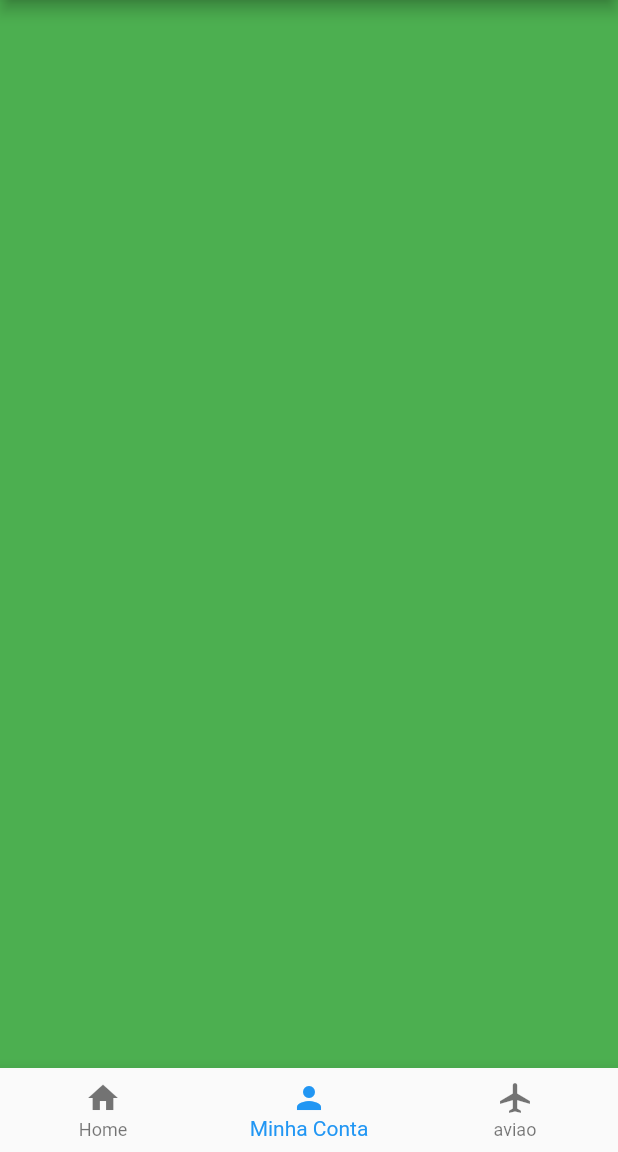
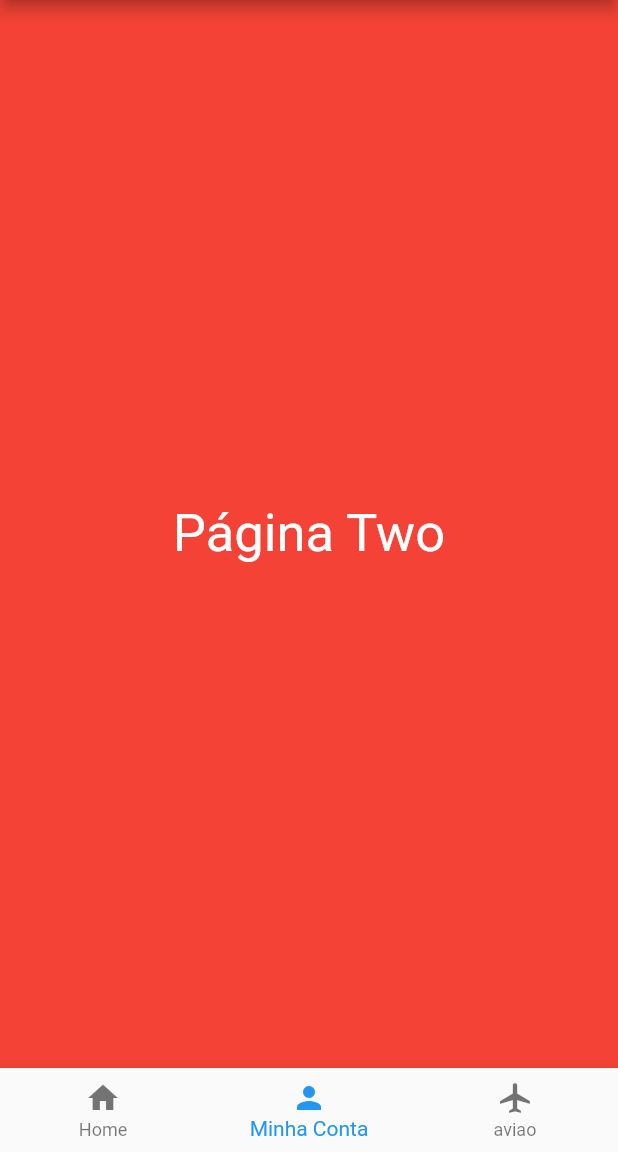
Before and after one commit to LeonardFerrer/Flutter_Study, a Flutter app: the screen it shows after launch, swiped to page 2, on a phone screen of 412 x 824 dp, the part 84-1236 px from its top. Run offline on Flutter 3.47's test engine with Material 2 defaults, Android fonts, the phone set to English and light mode, and no system bars.

Commit message:
componetizando pages

```diff
--- a/conhecendo_widgets/lib/home_page.dart
+++ b/conhecendo_widgets/lib/home_page.dart
@@ -1,4 +1,7 @@
 import 'package:flutter/material.dart';
+import 'package:conhecendo_widgets/pageViews/one_page.dart';
+import 'package:conhecendo_widgets/pageViews/two_page.dart';
+import 'package:conhecendo_widgets/pageViews/tree_page.dart';
 
 class HomePage extends StatefulWidget {
   const HomePage({Key? key, required this.title}) : super(key: key);
@@ -24,44 +27,13 @@ class _HomePageState extends State<HomePage> {
         onPageChanged: (index) => {
           setState(() => {indexBottomNavigationBar = index})
         },
-        children: [
-          Column(
-            // Página 1
-            children: <Widget>[
-              Container(
-                width: MediaQuery.of(context).size.width,
-                height: 80,
-                color: Colors.red,
-                child: const Center(
-                  child: Text('Ola mundo',
-                      style: TextStyle(color: Colors.white, fontSize: 20.0)),
-                ),
-              ),
-              const SizedBox(height: 10), //Cria um espaçamento na coluna
-              Row(
-                // Cria uma linha de widgets
-                mainAxisAlignment: MainAxisAlignment
-                    .center, //Centralizar o container ao centro
-                children: [
-                  Container(
-                    height: 80, // Altura
-                    width: 80, // Largura
-                    color: Colors.green, // Cor do Container
-                  ),
-                  const SizedBox(width: 10), // Cria um espaço na linha
-                  Container(
-                    height: 80, // Altura
-                    width: 80, // Largura
-                    color: Colors.orangeAccent, // Cor do Container
-                  ),
-                ],
-              ),
-            ],
-          ),
-          Container(color: Colors.green), // Pagina 2
-          Container(color: Colors.blueAccent), // Página 3
+        children: const [
+          OnePage(), // Página 1
+          TwoPage(), // Pagina 2
+          TreePage(), // Página 3
         ],
       ),
+
       // Barra de navegação
       bottomNavigationBar: BottomNavigationBar(
         onTap: (int page) => {
--- /dev/null
+++ b/conhecendo_widgets/lib/pageViews/two_page.dart
@@ -0,0 +1,18 @@
+import 'package:flutter/material.dart';
+
+class TwoPage extends StatelessWidget {
+  const TwoPage({Key? key}) : super(key: key);
+
+  @override
+  Widget build(BuildContext context) {
+    return Container(
+      color: Colors.red,
+      child: const Center(
+        child: Text(
+          "Página Two",
+          style: TextStyle(color: Colors.white, fontSize: 35),
+        ),
+      ),
+    );
+  }
+}
```
Also changed, not shown: conhecendo_widgets/lib/pageViews/one_page.dart (added, +41 -0 lines), conhecendo_widgets/lib/pageViews/tree_page.dart (added, +15 -0 lines).
